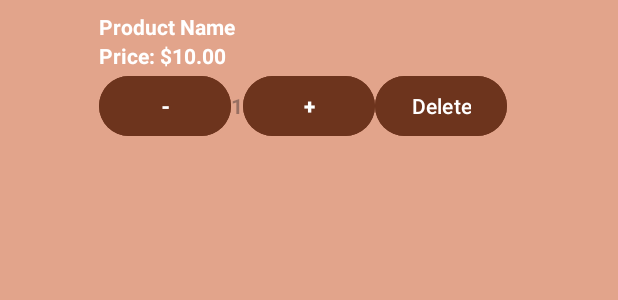
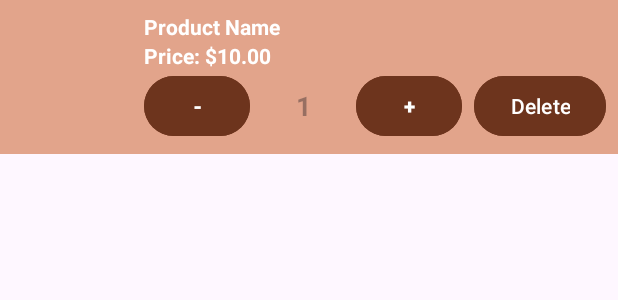
Before and after one commit to Vunt369/AnimalShop, an Android app: the layout cart_item.xml on its own in the app's theme, with its tools: preview values and no code run, on a phone screen of 412 x 824 dp. Shown: the top 300 px of the screen. Run offline under Robolectric (Android 15) with nearby library versions, the light colour scheme and no system bars; Roboto replaces fonts that are not available here.

Commit message:
Update cart
Update quantity of cart (allow customer input the quantity they want

```diff
--- a/FrontEnd/app/src/main/res/layout/cart_item.xml
+++ b/FrontEnd/app/src/main/res/layout/cart_item.xml
@@ -1,15 +1,15 @@
 <?xml version="1.0" encoding="utf-8"?>
 <LinearLayout xmlns:android="http://schemas.android.com/apk/res/android"
     android:layout_width="match_parent"
-    android:layout_height="match_parent"
+    android:layout_height="wrap_content"
     android:background="#E2A48B"
     android:orientation="horizontal"
     android:padding="8dp">
 
     <ImageView
         android:id="@+id/productImage"
-        android:layout_width="50dp"
-        android:layout_height="50dp"
+        android:layout_width="80dp"
+        android:layout_height="80dp"
         android:layout_marginEnd="8dp"
         android:scaleType="centerCrop" />
 
@@ -39,29 +39,39 @@
         <LinearLayout
             android:layout_width="match_parent"
             android:layout_height="wrap_content"
-            android:orientation="horizontal">
+            android:orientation="horizontal"
+            android:gravity="center_vertical">
 
             <Button
                 android:id="@+id/decreaseButton"
-                android:layout_width="wrap_content"
+                android:layout_width="0dp"
                 android:layout_height="wrap_content"
+                android:layout_weight="1"
                 android:backgroundTint="#6D341D"
                 android:textColor="#FFFFFF"
                 android:textStyle="bold"
                 android:text="-" />
 
-            <TextView
+            <EditText
                 android:id="@+id/productQuantity"
-                android:layout_width="wrap_content"
+                android:layout_width="0dp"
                 android:layout_height="wrap_content"
+                android:layout_weight="1"
+                android:inputType="number"
                 android:textColor="@color/black"
                 android:textStyle="bold"
-                android:hint="1" />
+                android:hint="1"
+                android:background="@android:color/transparent"
+                android:gravity="center"
+                android:maxWidth="50dp"
+                android:paddingHorizontal="4dp"
+                android:textAlignment="center" />
 
             <Button
                 android:id="@+id/increaseButton"
-                android:layout_width="wrap_content"
+                android:layout_width="0dp"
                 android:layout_height="wrap_content"
+                android:layout_weight="1"
                 android:textColor="#FFFFFF"
                 android:textStyle="bold"
                 android:backgroundTint="#6D341D"
@@ -72,10 +82,9 @@
                 android:layout_width="wrap_content"
                 android:layout_height="wrap_content"
                 android:backgroundTint="#6D341D"
-                android:text="Delete" />
+                android:text="Delete"
+                android:layout_marginStart="8dp" />
 
         </LinearLayout>
     </LinearLayout>
-
-
 </LinearLayout>
```
Also changed, not shown: FrontEnd/app/src/main/java/com/example/petshop/cart/CartAdapter.java (+63 -7 lines).
